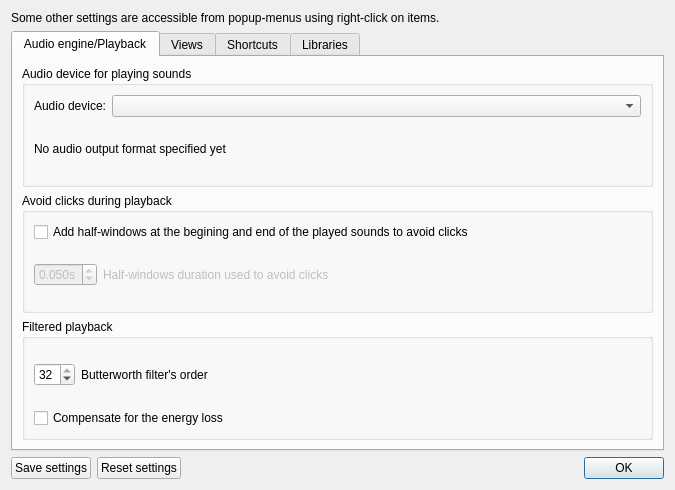
The window that src/wdialogsettings.ui (gillesdegottex/dfasma) describes before a commit, drawn with Qt 5.
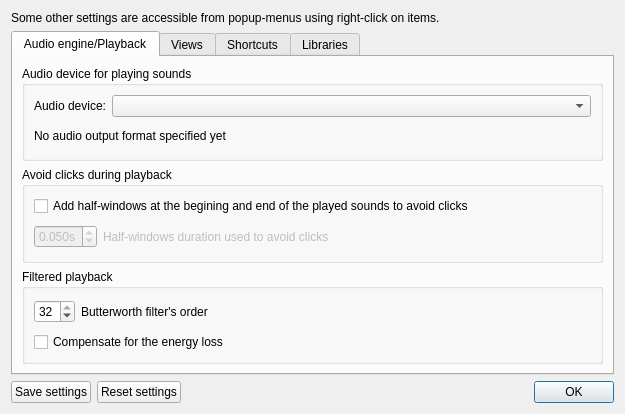
The same window after the commit. The open tabs and pages were chosen to show the change.

What changed in the file:
```diff
--- a/src/wdialogsettings.ui
+++ b/src/wdialogsettings.ui
@@ -6,8 +6,8 @@
    <rect>
     <x>0</x>
     <y>0</y>
-    <width>675</width>
-    <height>490</height>
+    <width>625</width>
+    <height>414</height>
    </rect>
   </property>
   <property name="windowTitle">
```
Left out of the diff: 2 changed lines with no effect on the pictures.
